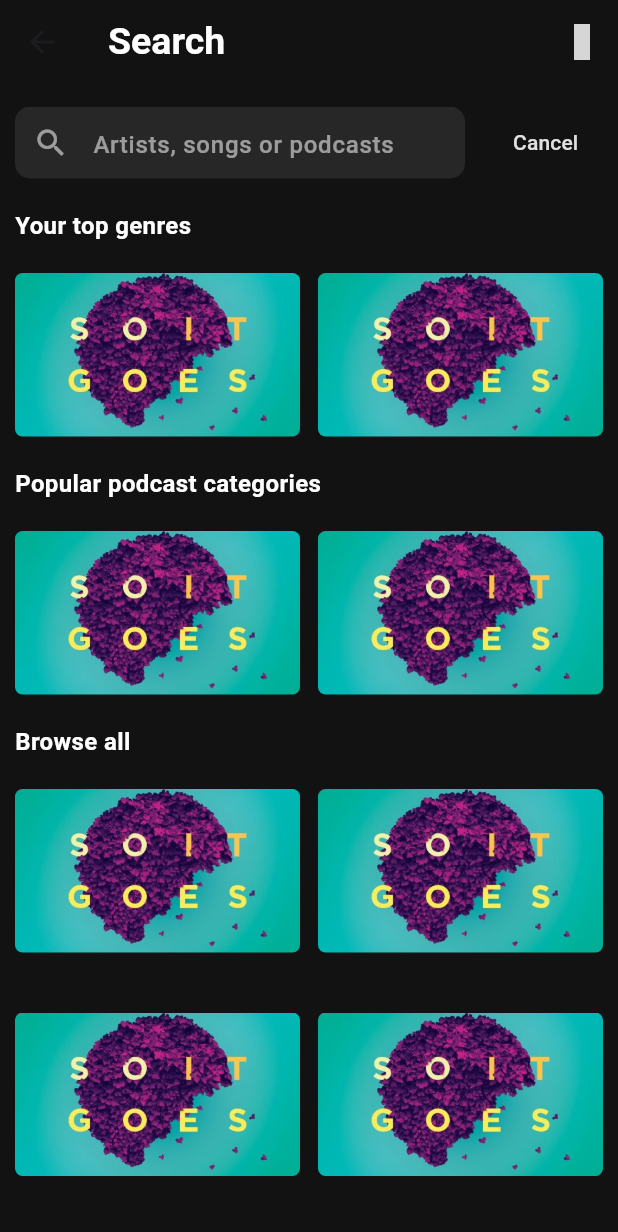
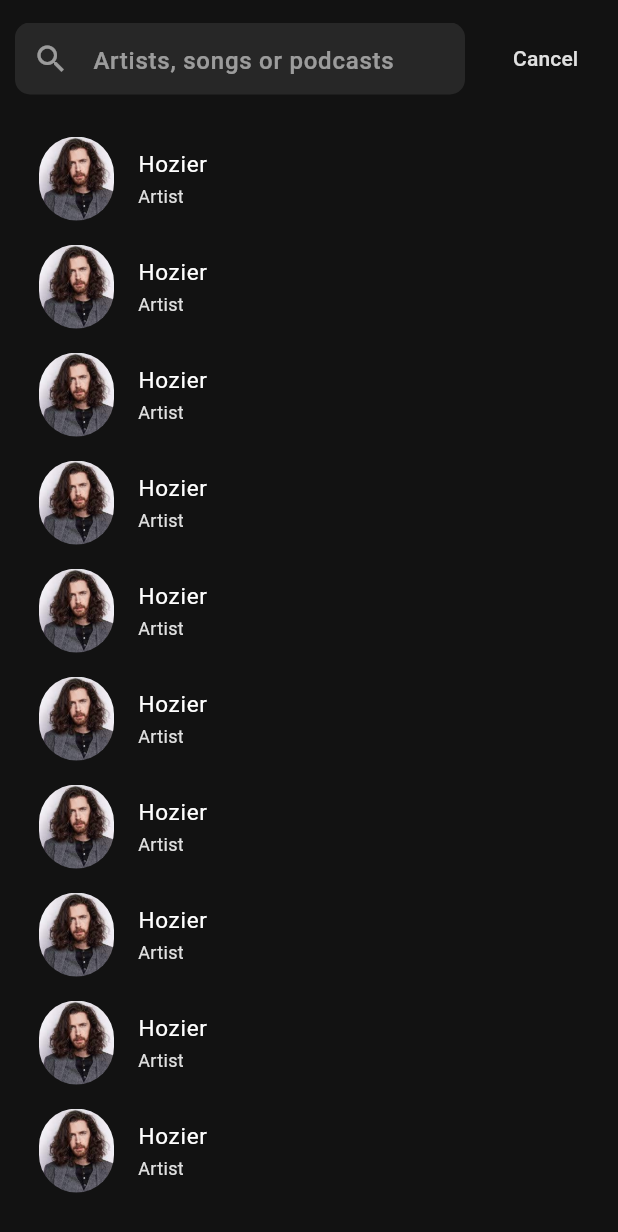
Before and after one commit to azizbek123411/spotify_clone, a Flutter app: the SearchPage screen opened directly, on a phone screen of 412 x 824 dp. Shown: the top 1232 px of the screen. Run offline on Flutter 3.47's test engine with Material 3 defaults, Android fonts, the phone set to English and light mode, and no system bars; our stand-ins replace firebase_core, iconly; accounts and stored records are empty; grey boxes are pictures that could not be loaded.

Commit message:
search page complated

```diff
--- a/lib/pages/home/home_page.dart
+++ b/lib/pages/home/home_page.dart
@@ -129,6 +129,9 @@ class _HomePageState extends State<HomePage> {
                 Poster(),
               ],
             ),
+            SizedBox(
+              height: 20,
+            ),
             Text(
               'Popular albums',
               style: TextStyle(
--- a/lib/pages/register/enter_password.dart
+++ b/lib/pages/register/enter_password.dart
@@ -4,6 +4,7 @@ import 'package:spotify_clone/widgets/register/register_next_button.dart';
 import 'package:spotify_clone/widgets/textfields/register_textfield.dart';
 
 class EnterPassword extends StatelessWidget {
+  static const String id='password';
   const EnterPassword({
     super.key,
   });
@@ -67,12 +68,7 @@ class EnterPassword extends StatelessWidget {
               children: [
                 NextButton(
                   onTap: () {
-                    Navigator.push(
-                      context,
-                      MaterialPageRoute(
-                        builder: (cont) => const MainPage(),
-                      ),
-                    );
+                    Navigator.pushReplacementNamed(context, MainPage.id,);
                   },
                 ),
               ],
--- a/lib/pages/search/search_page.dart
+++ b/lib/pages/search/search_page.dart
@@ -1,8 +1,8 @@
 import 'package:flutter/material.dart';
 import 'package:iconly/iconly.dart';
+import 'package:spotify_clone/widgets/search_page_widgets/recentr_search.dart';
 
 import '../../widgets/search_page_widgets/top_genre_widget.dart';
-import '../../widgets/search_page_widgets/search_textfield.dart';
 
 class SearchPage extends StatefulWidget {
   const SearchPage({super.key});
@@ -12,12 +12,26 @@ class SearchPage extends StatefulWidget {
 }
 
 class _SearchPageState extends State<SearchPage> {
+  bool tapped = false;
 
   @override
   Widget build(BuildContext context) {
+    void toTap() {
+      setState(() {
+        tapped = false;
+      });
+    }
+
+    void toCancel() {
+      setState(() {
+        tapped = true;
+      });
+    }
+
     return Scaffold(
       backgroundColor: const Color(0xff121212),
-      appBar: AppBar(
+      appBar: tapped
+          ? AppBar(
               backgroundColor: Colors.transparent,
               actions: [
                 IconButton(
@@ -35,12 +49,67 @@ class _SearchPageState extends State<SearchPage> {
                   color: Colors.white,
                 ),
               ),
-      ),
+            )
+          : null,
       body: Padding(
         padding: const EdgeInsets.symmetric(horizontal: 10, vertical: 15),
         child: ListView(
-          children: const [
-            SearchTextField(),
+          children: [
+            Row(
+              children: [
+                Container(
+                  width: tapped ? 390 : 300,
+                  decoration: BoxDecoration(
+                    color: tapped
+                        ? Colors.white
+                        : Colors.grey.shade300.withOpacity(0.1),
+                    borderRadius: BorderRadius.circular(tapped ? 5 : 10),
+                  ),
+                  child: TextField(
+                    onTap: () {
+                      toTap();
+                    },
+                    decoration: InputDecoration(
+                      contentPadding: const EdgeInsets.only(top: 14),
+                      border: InputBorder.none,
+                      prefixIcon: Icon(
+                        Icons.search,
+                        color:
+                            tapped ? const Color(0xff131313) : Colors.white54,
+                      ),
+                      hintText: 'Artists, songs or podcasts',
+                      hintStyle: TextStyle(
+                          fontSize: 16,
+                          fontWeight: FontWeight.w500,
+                          color: tapped
+                              ? const Color(0xff131313)
+                              : Colors.white54),
+                    ),
+                  ),
+                ),
+                SizedBox(
+                  width: tapped ? 0 : 20,
+                ),
+                tapped
+                    ? const SizedBox()
+                    : TextButton(
+                        onPressed: () {
+                          toCancel();
+                        },
+                        child: Text(
+                          tapped ? "" : "Cancel",
+                          style: TextStyle(color: Colors.grey.shade300),
+                        ),
+                      )
+              ],
+            ),
+           const SizedBox(
+              height: 20,
+            ),
+            tapped ? const SingleChildScrollView(
+              child: Column(
+                crossAxisAlignment: CrossAxisAlignment.start,
+                children: [
                   SizedBox(height: 20),
                   Text(
                     'Your top genres',
@@ -83,37 +152,43 @@ class _SearchPageState extends State<SearchPage> {
                   Column(
                     children: [
                       Row(
-                    mainAxisAlignment: MainAxisAlignment.spaceBetween,
+                          mainAxisAlignment:
+                          MainAxisAlignment.spaceBetween,
                           children: [
                             TopGenre(),
                             TopGenre(),
                           ]),
                       Row(
-                    mainAxisAlignment: MainAxisAlignment.spaceBetween,
+                          mainAxisAlignment:
+                          MainAxisAlignment.spaceBetween,
                           children: [
                             TopGenre(),
                             TopGenre(),
                           ]),
                       Row(
-                    mainAxisAlignment: MainAxisAlignment.spaceBetween,
+                          mainAxisAlignment:
+                          MainAxisAlignment.spaceBetween,
                           children: [
                             TopGenre(),
                             TopGenre(),
                           ]),
                       Row(
-                    mainAxisAlignment: MainAxisAlignment.spaceBetween,
+                          mainAxisAlignment:
+                          MainAxisAlignment.spaceBetween,
                           children: [
                             TopGenre(),
                             TopGenre(),
                           ]),
                       Row(
-                    mainAxisAlignment: MainAxisAlignment.spaceBetween,
+                          mainAxisAlignment:
+                          MainAxisAlignment.spaceBetween,
                           children: [
                             TopGenre(),
                             TopGenre(),
                           ]),
                       Row(
-                    mainAxisAlignment: MainAxisAlignment.spaceBetween,
+                          mainAxisAlignment:
+                          MainAxisAlignment.spaceBetween,
                           children: [
                             TopGenre(),
                             TopGenre(),
@@ -122,6 +197,27 @@ class _SearchPageState extends State<SearchPage> {
                   )
                 ],
               ),
+            )
+                :const SingleChildScrollView(
+              child: Column(
+                children: [
+                  RecentPage(),
+                  RecentPage(),
+                  RecentPage(),
+                  RecentPage(),
+                  RecentPage(),
+                  RecentPage(),
+                  RecentPage(),
+                  RecentPage(),
+                  RecentPage(),
+                  RecentPage(),
+                  RecentPage(),
+                  RecentPage(),
+                ],
+              ),
+            ),
+          ],
+        ),
       ),
     );
   }
--- /dev/null
+++ b/lib/screens/album_screens.dart
@@ -0,0 +1,11 @@
+import 'package:flutter/material.dart';
+class AlbumScreen extends StatelessWidget {
+  const AlbumScreen({super.key});
+
+  @override
+  Widget build(BuildContext context) {
+    return Scaffold(
+
+    );
+  }
+}
--- a/lib/widgets/home_widgets/albums.dart
+++ b/lib/widgets/home_widgets/albums.dart
@@ -8,7 +8,9 @@ class HomeAlbums extends StatelessWidget {
     return Column(
       crossAxisAlignment: CrossAxisAlignment.start,
       children: [
-        Container(
+        GestureDetector(
+          onTap: (){},
+          child: Container(
             margin: const EdgeInsets.only(top: 10,right: 15,
             bottom: 5),
             height: 155,
@@ -20,6 +22,7 @@ class HomeAlbums extends StatelessWidget {
                   'assets/images/album_cover.png',
                 ),
                 fit: BoxFit.cover,
+              ),
             ),
           ),
         ),
--- /dev/null
+++ b/lib/widgets/search_page_widgets/recentr_search.dart
@@ -0,0 +1,31 @@
+import 'package:flutter/material.dart';
+
+class RecentPage extends StatelessWidget {
+  const RecentPage({super.key});
+
+  @override
+  Widget build(BuildContext context) {
+    return ListTile(
+      leading: ClipRRect(
+        borderRadius: BorderRadius.circular(50),
+        child: const Image(
+          fit: BoxFit.cover,
+          height: 60,
+          width: 50,
+          image: AssetImage('assets/images/hozier.jpeg'),
+        ),
+      ),
+      title: const Text(
+        "Hozier",
+        style: TextStyle(color: Colors.white, fontSize: 15),
+      ),
+      subtitle: Text(
+        'Artist',
+        style: TextStyle(
+          color: Colors.grey.shade300,
+          fontSize: 12,
+        ),
+      ),
+    );
+  }
+}
--- a/lib/widgets/search_page_widgets/search_textfield.dart
+++ /dev/null
@@ -1,72 +0,0 @@
-import 'package:flutter/material.dart';
-
-class SearchTextField extends StatefulWidget {
-  const SearchTextField({super.key});
-
-  @override
-  State<SearchTextField> createState() => _SearchTextFieldState();
-}
-
-class _SearchTextFieldState extends State<SearchTextField> {
-  bool tapped = false;
-
-  @override
-  Widget build(BuildContext context) {
-    void toTap() {
-      setState(() {
-        tapped = false;
-      });
-    }
-
-    void toCancel() {
-      setState(() {
-        tapped = true;
-      });
-    }
-
-    return Row(
-      children: [
-        Container(
-          width: tapped ? 390 : 300,
-          decoration: BoxDecoration(
-            color:
-                tapped ? Colors.white : Colors.grey.shade300.withOpacity(0.1),
-            borderRadius: BorderRadius.circular(tapped ? 5 : 10),
-          ),
-          child: TextField(
-            onTap: (){
-              toTap();
-            },
-            decoration: InputDecoration(
-              contentPadding: const EdgeInsets.only(top: 14),
-              border: InputBorder.none,
-              prefixIcon: Icon(
-                Icons.search,
-                color: tapped ? const Color(0xff131313) : Colors.white54,
-              ),
-              hintText: 'Artists, songs or podcasts',
-              hintStyle: TextStyle(
-                  fontSize: 16,
-                  fontWeight: FontWeight.w500,
-                  color: tapped ? const Color(0xff131313) : Colors.white54),
-            ),
-          ),
-        ),
-        SizedBox(
-          width: tapped ? 0 : 20,
-        ),
-        tapped
-            ? const SizedBox()
-            : TextButton(
-                onPressed: () {
-                  toCancel();
-                },
-                child: Text(
-                  tapped ? "" : "Cancel",
-                  style: TextStyle(color: Colors.grey.shade300),
-                ),
-              )
-      ],
-    );
-  }
-}
```
Also changed, not shown: assets/images/hozier.jpeg (added). Lines whose indentation alone changed are shown as unchanged.
